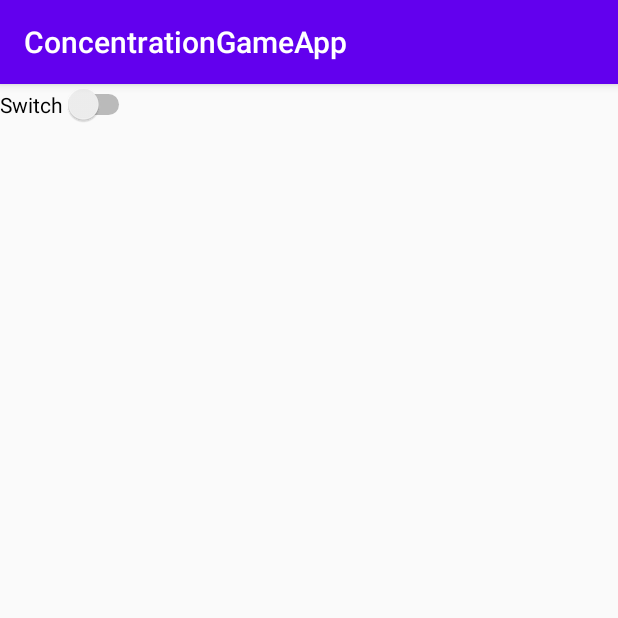
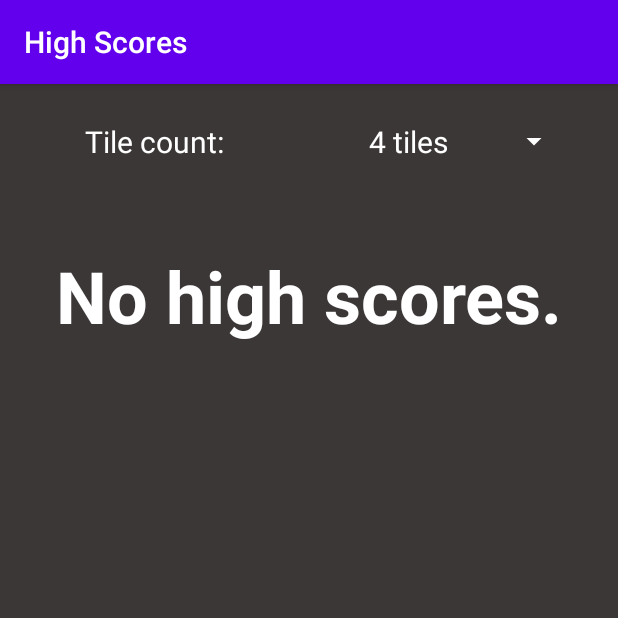
Before and after one commit to leothecrz/IntroToAndroidApps, an Android app: the HighScoreActivity screen opened directly, with no data from a screen before it, on a phone screen of 412 x 824 dp, the top half of it. Run offline under Robolectric (Android 15) with nearby library versions, the phone set to English and light mode, and no system bars.

Commit message:
Show high scores in high scores activity

```diff
--- a/App/app/src/main/java/cpp/concentrationgameapp/HighScore.java
+++ b/App/app/src/main/java/cpp/concentrationgameapp/HighScore.java
@@ -41,6 +41,10 @@ public class HighScore {
         }
     }
 
+    public String getName() {
+        return name;
+    }
+
     public int getScore() {
         return score;
     }
--- a/App/app/src/main/java/cpp/concentrationgameapp/HighScoreActivity.java
+++ b/App/app/src/main/java/cpp/concentrationgameapp/HighScoreActivity.java
@@ -1,13 +1,91 @@
 package cpp.concentrationgameapp;
 
+import android.support.v7.app.ActionBar;
 import android.support.v7.app.AppCompatActivity;
 import android.os.Bundle;
+import android.util.Log;
+import android.view.View;
+import android.widget.AdapterView;
+import android.widget.ArrayAdapter;
+import android.widget.ListView;
+import android.widget.Spinner;
+import android.widget.TextView;
 
-public class HighScoreActivity extends AppCompatActivity {
+public class HighScoreActivity extends AppCompatActivity implements AdapterView.OnItemSelectedListener {
+
+    private Spinner tileDropdown;
+    private TextView highScore1;
+    private TextView highScore2;
+    private TextView highScore3;
 
     @Override
     protected void onCreate(Bundle savedInstanceState) {
         super.onCreate(savedInstanceState);
         setContentView(R.layout.activity_high_score);
+
+        tileDropdown = findViewById(R.id.tile_dropdown);
+        ArrayAdapter<String> tileAdapter = new ArrayAdapter<>(
+                this,
+                R.layout.spinner_item,
+                new String[] { "4 tiles", "6 tiles", "8 tiles", "10 tiles", "12 tiles", "14 tiles",
+                        "16 tiles", "18 tiles", "20 tiles"
+                });
+        tileAdapter.setDropDownViewResource(android.R.layout.simple_spinner_dropdown_item);
+        tileDropdown.setAdapter(tileAdapter);
+        tileDropdown.setOnItemSelectedListener(this);
+
+        highScore1 = findViewById(R.id.high_score_1);
+        highScore2 = findViewById(R.id.high_score_2);
+        highScore3 = findViewById(R.id.high_score_3);
+
+        ActionBar actionBar = getSupportActionBar();
+        if (actionBar != null)
+            actionBar.setTitle("High Scores");
+    }
+
+    @Override
+    public void onItemSelected(AdapterView<?> adapterView, View view, int i, long l) {
+        HighScore[] scores = HighScoreTable.getInstance().getHighScores(i, false);
+        if (scores[0] == null) {
+            highScore1.setText("No high scores.");
+            highScore2.setVisibility(View.GONE);
+            highScore3.setVisibility(View.GONE);
+            return;
+        }
+
+        for (int x = 0; x < scores.length; x++) {
+            HighScore score = scores[x];
+            if (score == null)
+                break;
+            TextView scoreView = getHighScoreView(x);
+            scoreView.setVisibility(View.VISIBLE);
+            scoreView.setText((x + 1) + ". " + score.getName() + " - " + score.getScore());
+        }
+
+        // Don't show empty scores
+        for (int x = 0; x < scores.length; x++) {
+            HighScore score = scores[x];
+            if (score == null) {
+                getHighScoreView(x).setVisibility(View.GONE);;
+            }
+        }
+    }
+
+    @Override
+    public void onNothingSelected(AdapterView<?> adapterView) {
+
+    }
+
+    private TextView getHighScoreView(int i) {
+        switch (i) {
+            case 0:
+                return highScore1;
+            case 1:
+                return highScore2;
+            case 2:
+                return highScore3;
+            default:
+                return null;
+        }
     }
 }
--- a/App/app/src/main/java/cpp/concentrationgameapp/HighScoreTable.java
+++ b/App/app/src/main/java/cpp/concentrationgameapp/HighScoreTable.java
@@ -97,8 +97,12 @@ public class HighScoreTable {
         return true;
     }
 
+    public HighScore[] getHighScores(int index, boolean isTileCount) {
+        return highScores[isTileCount ? tileCountToIndex(index) : index];
+    }
+
     public void clear() {
-        highScores = new HighScore[9][5];
+        highScores = new HighScore[9][3];
     }
 
     private void save() {
@@ -129,7 +133,7 @@ public class HighScoreTable {
         return -1;
     }
 
-    private int tileCountToIndex(int tileCount) {
+    public int tileCountToIndex(int tileCount) {
         return (tileCount - 4) / 2;
     }
 }
--- a/App/app/src/main/res/layout/activity_high_score.xml
+++ b/App/app/src/main/res/layout/activity_high_score.xml
@@ -1,16 +1,92 @@
 <?xml version="1.0" encoding="utf-8"?>
+
 <android.support.constraint.ConstraintLayout xmlns:android="http://schemas.android.com/apk/res/android"
     xmlns:app="http://schemas.android.com/apk/res-auto"
     xmlns:tools="http://schemas.android.com/tools"
     android:layout_width="match_parent"
     android:layout_height="match_parent"
-    tools:context=".HighScoreActivity">
+    android:background="#3C3737"
+    android:gravity="center">
 
-    <Switch
-        android:id="@+id/switch1"
+    <LinearLayout
+        android:id="@+id/tile_layout"
+        android:layout_width="0dp"
+        android:layout_height="0dp"
+        android:gravity="center_vertical"
+        android:orientation="horizontal"
+        app:layout_constraintEnd_toEndOf="parent"
+        app:layout_constraintHeight_percent="0.10"
+        app:layout_constraintStart_toStartOf="parent"
+        app:layout_constraintTop_toTopOf="parent">
+
+        <TextView
+            android:id="@+id/textView5"
+            android:layout_width="match_parent"
+            android:layout_height="wrap_content"
+            android:layout_weight="0.5"
+            android:gravity="center_horizontal"
+            android:text="Tile count:"
+            android:textColor="@color/white"
+            android:textSize="20sp" />
+
+        <Spinner
+            android:id="@+id/tile_dropdown"
+            android:layout_width="match_parent"
+            android:layout_height="match_parent"
+            android:layout_marginStart="32dp"
+            android:layout_marginEnd="32dp"
+            android:layout_weight="0.5"
+            android:backgroundTint="@color/white"
+            android:minHeight="32dp"
+            android:spinnerMode="dropdown" />
+
+    </LinearLayout>
+
+    <TextView
+        android:id="@+id/high_score_1"
         android:layout_width="wrap_content"
         android:layout_height="wrap_content"
-        android:text="Switch"
-        tools:layout_editor_absoluteX="168dp"
-        tools:layout_editor_absoluteY="367dp" />
+        android:layout_marginStart="32dp"
+        android:layout_marginTop="32dp"
+        android:layout_marginEnd="32dp"
+        android:gravity="center_horizontal"
+        android:text="1. Score 1 - 8"
+        android:textColor="@color/white"
+        android:textSize="48sp"
+        android:textStyle="bold"
+        app:layout_constraintEnd_toEndOf="parent"
+        app:layout_constraintStart_toStartOf="parent"
+        app:layout_constraintTop_toBottomOf="@+id/tile_layout" />
+
+    <TextView
+        android:id="@+id/high_score_2"
+        android:layout_width="wrap_content"
+        android:layout_height="wrap_content"
+        android:layout_marginStart="32dp"
+        android:layout_marginTop="32dp"
+        android:layout_marginEnd="32dp"
+        android:gravity="center_horizontal"
+        android:text="2. Score 2 - 6"
+        android:textColor="@color/white"
+        android:textSize="48sp"
+        android:textStyle="bold"
+        app:layout_constraintEnd_toEndOf="parent"
+        app:layout_constraintStart_toStartOf="parent"
+        app:layout_constraintTop_toBottomOf="@+id/high_score_1" />
+
+    <TextView
+        android:id="@+id/high_score_3"
+        android:layout_width="wrap_content"
+        android:layout_height="wrap_content"
+        android:layout_marginStart="32dp"
+        android:layout_marginTop="32dp"
+        android:layout_marginEnd="32dp"
+        android:gravity="center_horizontal"
+        android:text="3. Score 3 - 4"
+        android:textColor="@color/white"
+        android:textSize="48sp"
+        android:textStyle="bold"
+        app:layout_constraintEnd_toEndOf="parent"
+        app:layout_constraintStart_toStartOf="parent"
+        app:layout_constraintTop_toBottomOf="@+id/high_score_2" />
 </android.support.constraint.ConstraintLayout>
--- a/App/app/src/main/res/layout/activity_main.xml
+++ b/App/app/src/main/res/layout/activity_main.xml
@@ -12,7 +12,7 @@
         android:layout_height="0dp"
         android:layout_marginStart="32dp"
         android:layout_marginTop="64dp"
-        android:layout_marginEnd="64dp"
+        android:layout_marginEnd="32dp"
         android:layout_marginBottom="96dp"
         app:layout_constraintBottom_toBottomOf="parent"
         app:layout_constraintEnd_toEndOf="parent"
--- /dev/null
+++ b/App/app/src/main/res/layout/spinner_item.xml
@@ -0,0 +1,11 @@
+<?xml version="1.0" encoding="utf-8"?>
+<TextView xmlns:android="http://schemas.android.com/apk/res/android"
+    android:id="@android:id/text1"
+    style="?android:attr/spinnerItemStyle"
+    android:singleLine="true"
+    android:layout_width="match_parent"
+    android:layout_height="wrap_content"
+    android:ellipsize="marquee"
+    android:textColor="@color/white"
+    android:textSize="20sp"
+    android:textAlignment="inherit"/>
```
Also changed, not shown: 2 other files.
